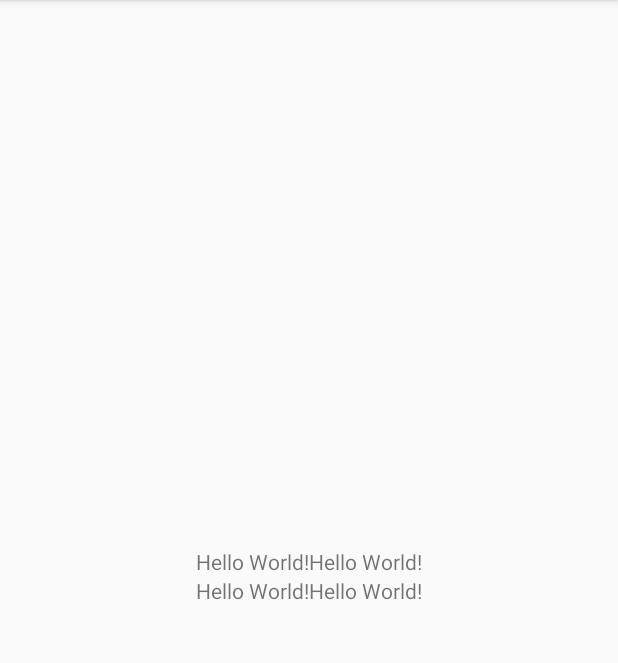
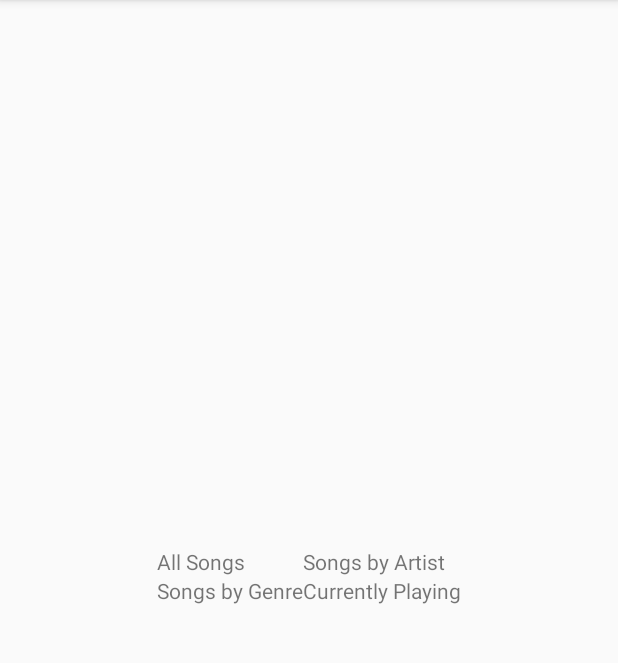
Before and after one commit to Shaddyjr/GenericMusicApp, an Android app: the screen it shows after launch (MainActivity), on a phone screen of 412 x 824 dp, the part 84-747 px from its top. Run offline under Robolectric (Android 15) with nearby library versions, the phone set to English and light mode, and no system bars.

Commit message:
adding onclicklisteners

```diff
--- a/app/build.gradle
+++ b/app/build.gradle
@@ -22,7 +22,6 @@ dependencies {
     implementation fileTree(include: ['*.jar'], dir: 'libs')
     implementation 'com.android.support:appcompat-v7:27.1.1'
     implementation 'com.android.support.constraint:constraint-layout:1.1.0'
-    implementation 'com.android.support:recyclerview-v7:27.1.1'
     testImplementation 'junit:junit:4.12'
     androidTestImplementation 'com.android.support.test:runner:1.0.2'
     androidTestImplementation 'com.android.support.test.espresso:espresso-core:3.0.2'
--- a/app/src/main/java/com/example/asc_guest/genericmusicapp/MainActivity.java
+++ b/app/src/main/java/com/example/asc_guest/genericmusicapp/MainActivity.java
@@ -1,18 +1,56 @@
 package com.example.asc_guest.genericmusicapp;
 
+import android.content.Intent;
 import android.support.v7.app.AppCompatActivity;
 import android.os.Bundle;
 import android.util.Log;
+import android.view.View;
+import android.widget.TextView;
 
 public class MainActivity extends AppCompatActivity {
 
-    MusicPlayer mMusicPlayer;
+    TextView
+            mAllSongsTextView,
+            mByArtistTextView,
+            mByGenreTextView,
+            mRandomSongTextView;
+
     @Override
     protected void onCreate(Bundle savedInstanceState) {
         super.onCreate(savedInstanceState);
         setContentView(R.layout.activity_main);
 
-        mMusicPlayer = new MusicPlayer();
+        mAllSongsTextView   = findViewById(R.id.allSongs);
+        mByArtistTextView   = findViewById(R.id.byArtist);
+        mByGenreTextView    = findViewById(R.id.byGenre);
+        mRandomSongTextView = findViewById(R.id.randomSong);
 
+        mAllSongsTextView.setOnClickListener(new View.OnClickListener(){
+            @Override
+            public void onClick(View v){
+                startActivity(new Intent(MainActivity.this, AllSongsActivity.class));
+            }
+        });
+
+        mByArtistTextView.setOnClickListener(new View.OnClickListener(){
+            @Override
+            public void onClick(View v){
+                startActivity(new Intent(MainActivity.this, ArtistActivity.class));
+            }
+        });
+
+        mByGenreTextView.setOnClickListener(new View.OnClickListener(){
+            @Override
+            public void onClick(View v){
+                startActivity(new Intent(MainActivity.this, GenreActivity.class));
+            }
+        });
+
+        mRandomSongTextView.setOnClickListener(new View.OnClickListener(){
+            @Override
+            public void onClick(View v){
+                startActivity(new Intent(MainActivity.this, PlayingSongActivity.class));
+            }
+        });
     }
 }
--- a/app/src/main/java/com/example/asc_guest/genericmusicapp/MusicPlayer.java
+++ b/app/src/main/java/com/example/asc_guest/genericmusicapp/MusicPlayer.java
@@ -483,211 +483,6 @@ public class MusicPlayer {
         new Song("Boots Randolph",150.20363,"instrumental rock","Lonely Street");
         new Song("Jackson United",204.93016,"surf music","Undertow");
         new Song("The Cosmosamatics",515.97016,"free jazz",",12 Seasons of Love");
-        new Song("Bobbie Gentry",177.57995,"country blues","Courtyard");
-        new Song("Creedence Clearwater Revived",257.59302,"country rock","Have You Ever Seen The Rain");
-        new Song("The Johnny Otis Orchestra",182.15138,"jump blues","Cry Baby");
-        new Song("B.A.D.",102.03383,"dance rock","Interlude");
-        new Song("Luar Na Lubre",251.81995,"freestyle","Terra");
-        new Song("Circular",59.89832,"chill-out","Mother");
-        new Song("Fruko Y Sus Tesos",261.90322,"salsa","A La Memoria Del Muerto");
-        new Song("The Bucketheads",365.71383,"vocal house","Sayin' Dope");
-        new Song("The Police",216.42404,"new wave","When The World Is Running Down_ You Make The Best Of What's Still Around");
-        new Song("Kinky",101.14567,"alternative dance","My Bonnie Lies Over the Ocean");
-        new Song("The Real Kids",222.11873,"power pop","Now You Know");
-        new Song("Eddie Boyd",203.36281,"chicago blues","I'm Sitting Here Waiting");
-        new Song("Tha Chamba",281.75628,"rap","Korrupted - Remix");
-        new Song("Jack Orsen & Taktlo$$",200.51546,"hip hop","Sex Objekt");
-        new Song("Olov Johansson_ Catriona Mckay",469.68118,"world music","Rain / Ekoln");
-        new Song("Shriekback",113.60608,"alternative dance","Reason With The Beast");
-        new Song("Hatebreed",136.95955,"hardcore punk","As Diehard As They Come (Album Version)");
-        new Song("John Frizzell",133.19791,"soundtrack","No Unexpected Guests");
-        new Song("Sister Hazel",195.36934,"post-grunge","Walls And Cannonballs (Album)");
-        new Song("J.J. Cale",202.94485,"blues-rock","Trouble In The City");
-        new Song("Precious Bryant",193.72363,"blues","Dark Angel");
-        new Song("Kings Of Leon",466.65098,"southern rock","Knocked Up");
-        new Song("Selena",388.51873,"tejano","Ven Conmigo/Perdoname (Live)");
-        new Song("Brooke Valentine",261.53751,"crunk","Taste Of Dis (Explicit Version)");
-        new Song("Krystof",262.55628,"soft rock","Prvni vesela");
-        new Song("Claire Hamill",205.42649,"new age","If You'd Only Talk To Me (Bonus Track)");
-        new Song("Los Originales De San Juan",263.6273,"mariachi","Librado Maldonado");
-        new Song("Black Flag",1030.19057,"hardcore punk","Crass Commercialism");
-        new Song("Barbarito Diez",183.43138,"charanga","Flores Negras");
-        new Song("Aaron Watson",217.39057,"honky tonk","Rollercoaster Ride");
-        new Song("Mary Black",293.92934,"country rock","Turning Away");
-        new Song("Satan's Host",332.7473,"heavy metal","Metal from Hell...22nd Century");
-        new Song("The Impressions",159.29424,"chicago soul","The Girl I Find (LP Version)");
-        new Song("Owl City",187.6371,"synthpop","Panda Bear");
-        new Song("Bobby Bland",181.49832,"soul blues","Drifting From Town To Town");
-        new Song("Headliners",169.56036,"hard house","Negativ Song");
-        new Song("Jane Winther",145.68444,"meditation","The Lords Prayer");
-        new Song("The Rascals",223.89506,"blue-eyed soul","Nubia (LP Version)");
-        new Song("Blind Blake",186.90567,"country blues","Blake's Worried Blues");
-        new Song("Emilia",174.81098,"europop","You're My World");
-        new Song("CA3mplices",307.56526,"pop rock","Ojos Gitanos");
-        new Song("Emilio",165.22404,"tejano","Mira Nina");
-        new Song("Nana Caymmi",216.86812,"brazilian pop music","Solamente Una Vez");
-        new Song("Kasia Stankiewicz",304.06485,"chill-out","Zolte Slonie");
-        new Song("Turisas",146.59873,"viking metal","Sahti Waari");
-        new Song("ChA(c)co Feliciano And Joe King",273.65832,"salsa","Nina Nina");
-        new Song("Cache Cache",245.49832,"big beat","Only Do for Love");
-        new Song("David Hudson",320.91383,"pop rock","Arrival");
-        new Song("David Summers",321.33179,"pop","Las Murallas De JericA3,");
-        new Song("Rummage",178.12853,"polka","Megatrend");
-        new Song("Adr Lavey",194.45506,"gangster rap","In The Name of the Father");
-        new Song("Bill Boyd's Cowboy Ramblers",203.75465,"western swing","I Can't Tame Wild Women");
-        new Song("Canis Dirus",722.20689,"black metal","A Somber Wind from a Distant Shore (Album)");
-        new Song("Vickie Winans",358.71302,"ccm","Little Timmy");
-        new Song("Justin",149.49832,"future jazz","Erica");
-        new Song("La Portuaria",132.25751,"disco","Marcando El Ritmo Al Caminar");
-        new Song("Antonis Remos",140.64281,"pop folk","To Agalma");
-        new Song("Percy Faith And His Orchestra",152.13669,"orchestra","Damisela Encantadora");
-        new Song("Stars Like Fleas",264.51546,"glitch","You Are My Memoir");
-        new Song("Gaetano Donizetti",206.68036,"bel canto","Donizetti: Roberto Devereux: L'ore trascorrono...");
-        new Song("Shakira",148.1922,"dance pop","Pienso En Ti");
-        new Song("Maysa",230.3473,"brazilian pop music","This Time I'll Be Sweeter");
-        new Song("Little Freddie King",443.55873,"new orleans blues","Bus Station Blues (Live)");
-        new Song("Ms. Dynamite",286.32771,"grime","Mr. Prime Minister");
-        new Song("Andy Russell",156.94322,"world","I Love You And You Love Me");
-        new Song("Blink-182,",225.12281,"power pop","A New Hope");
-        new Song("Selena",329.58649,"tejano","Como La Flor (2005 Re-mastering) (Live)");
-        new Song("Kali",349.83138,"hip hop","Ponto");
-        new Song("Vickie Winans",287.03302,"ccm","Great Is Thy Faithfulness");
-        new Song("John Brown",151.27465,"hard trance","Party In The Burbs");
-        new Song("Abysmal Dawn",250.3571,"blackened death metal","Compulsory Resurrection");
-        new Song("Chaotica",243.25179,"industrial rock","Lobotomy");
-        new Song("Lara & The Gumbo Lickers",232.85506,"visual kei","The tears I cried");
-        new Song("Elvin Bishop",254.56281,"blues-rock","Party Til The Cows Come Home");
-        new Song("Gordon Jenkins",190.48444,"orchestra","Don't Cry_ Joe");
-        new Song("1. Futurologischer Congress",107.49342,"kraut rock","La Excursion");
-        new Song("Asleep At The Wheel",251.37587,"western swing","Big Balls And Cow Town");
-        new Song("Neil Innes",190.74567,"pop rock","Lie Down And Be Counted (2007 Digital Remaster)");
-        new Song("Marcus Miller",409.05098,"jazz funk","Your Amazing Grace (feat. Raul MidA3n)");
-        new Song("Siouxsie",234.55302,"dark wave","Into A Swan");
-        new Song("Claire Hamill",123.71546,"new age","To The Stars");
-        new Song("Alan Silvestri",504.05832,"country rock","The Joes Mobilize");
-        new Song("Sunnyland Slim",147.77424,"piano blues","I Got To Quit My Baby");
-        new Song("Byther Smith",269.7922,"chicago blues","So Unhappy");
-        new Song("Dusminguet",199.13098,"rumba","San Cristobal");
-        new Song("Rudolph Valentino",184.73751,"ballad","Kashmiri Love Song");
-        new Song("Sylvia Patricia",259.34322,"bossa nova","Marca de Amor NAPSo Sai");
-        new Song("Zeromancer",362.31791,"industrial rock","Ammonite");
-        new Song("Regina Belle",274.80771,"vocal jazz","If I Ruled The World");
-        new Song("Two Man Advantage",50.83383,"thrash core","The Sweep");
-        new Song("Green Day",340.79302,"alternative rock","Wake Me Up When September Ends (Live at Foxboro_ MA 9/3/05)");
-        new Song("Ayo",229.25016,"neo soul","I Love You");
-        new Song("Donny Hathaway",231.18322,"jazz funk","This Christmas (LP Version)");
-        new Song("Chico",332.01587,"dirty south rap","Curvy Cola Bottle Body");
-        new Song("KALIMBA",352.67873,"death core","VolcA!n");
-        new Song("SKOLD vs. KMFDM",327.88853,"heavy metal","Alkohol");
-        new Song("Architecture In Helsinki",345.75628,"twee pop","Heart it Races (Frank Tetaz Remix)");
-        new Song("Wailing Souls",214.38649,"roots reggae","Very Well");
-        new Song("Kitaro",81.50159,"chill-out","Village Attack/ The Arrest");
-        new Song("Alice In Chains",256.522,"grunge","Lesson Learned");
-        new Song("Bobby Darin",163.52608,"brill building pop","(I Heard That) Lonesome Whistle");
-        new Song("Ini Kamoze",248.92036,"dancehall","Here Comes The Hotstepper");
-        new Song("9th Wonder featuring Defcon_ Phonte",289.54077,"hip hop","Almost Genuine");
-        new Song("The Real Kids",148.06159,"power pop","Can't Shake That Girl");
-        new Song("Ill Nino",180.50567,"alternative metal","What You Deserve (Album Version)");
-        new Song("De La Ghetto",280.45016,"reggaeton","Es dificil");
-        new Song("Baroness",270.52363,"sludge metal","The Sweetest Curse");
-        new Song("DMX / Eve / Jadakiss",265.22077,"hip hop","We're Back");
-        new Song("Melt Banana",51.61751,"noise rock","Talk Like POP");
-        new Song("M.I.K.E.",514.7424,"progressive trance","Fuego Caliente");
-        new Song("Willie Rosario",281.41669,"salsa","Un Tipo Como Yo");
-        new Song("Jude Taylor & His Burning Flames",260.46649,"zydeco","The Thrill Is Gone");
-        new Song("Placebo",246.96118,"british pop","Slave To The Wage");
-        new Song("Metallica",252.3424,"speed metal","Hit The Lights");
-        new Song("Sui Generis",234.52689,"cumbia","Cancion Para Mi Muerte");
-        new Song("The Red Telephone",273.55383,"power pop","Have You Seen Her");
-        new Song("T-Bone",229.09342,"ccm","Don't Tell Me");
-        new Song("Bill Douglas",331.07546,"chamber jazz","Karuna");
-        new Song("DJ Spinn featuring Traxman",195.49995,"chicago house","Lil Mama Getdown");
-        new Song("The Radio Dept.",256.02567,"shoegaze","Closing Scene");
-        new Song("MAPtley CrA1/4e",254.01424,"heavy metal","Get It For Free");
-        new Song("Shy FX & T Power",380.44689,"uk garage","Feelings");
-        new Song("Becky Baeling",247.66649,"dance pop","If You Love Me");
-        new Song("Keb' Mo'",190.56281,"blues","Still There For Me");
-        new Song("UKW",266.762,"neue deutsche welle","Allein");
-        new Song("THE CHIFFONS",166.922,"doo-wop","Doctor Of Hearts (Album Version)");
-        new Song("S. Solis y Orquesta",182.20363,"musette","La Vida En Rosa");
-        new Song("Commander Cody And His Lost Planet Airmen",188.70812,"country rock","Crying Time");
-        new Song("Commissioned",342.83057,"ccm","You Can Always Come Home");
-        new Song("Dee Clark",141.19138,"doo-wop","Little Bitty Pretty One");
-        new Song("Cauterize",240.43057,"pop punk","Shooting Stars");
-        new Song("Laurie Berkner",233.45587,"death core","The Cookie Bakers of the Night");
-        new Song("DJ Slugo",199.20934,"bass music","Whip It");
-        new Song("Joi",333.24363,"breakbeat","The Blessing");
-        new Song("Simon & Garfunkel",194.35057,"folk-pop","Citizen Of The Planet");
-        new Song("Beenie Man Featuring Wyclef And Redman",228.04853,"dancehall","Love Me Now (Rockwilder Remix) (Feat. Wyclef And Redman)");
-        new Song("Robben Ford",298.37016,"blues-rock","Something For The Pain");
-        new Song("Greater Vision",223.76444,"ccm","Everyone_ Everywhere_ Everytime");
-        new Song("Anti-Flag",359.6273,"oi","This Is NOT a Crass Song");
-        new Song("Joe Lynn Turner",247.7971,"hard rock","Soul Searcher");
-        new Song("Rickie Lee Jones",221.12608,"folk rock","Skeletons (Live Acoustic Version)");
-        new Song("Hysterie",389.642,"tech house","Imagination");
-        new Song("Aesop Rock",234.52689,"underground rap","Flashflood");
-        new Song("Bobby Vee",227.05587,"brill building pop","What To Do Crying Waiting Hoping Learning The Game");
-        new Song("Alfredo GutiA(c)rrez",130.16771,"louisiana blues","El niA+-o de la calle");
-        new Song("Shelby Lynne",290.97751,"country rock","Old Times Sake");
-        new Song("Tora Tora",229.8771,"glam metal","Wasted Love");
-        new Song("Franz Ferdinand",195.13424,"art rock","Eleanor Put Your Boots On");
-        new Song("Hot Chip",181.02812,"dance rock","Ass Attack (Four Tet Remix)");
-        new Song("Gal Costa",193.35791,"brazilian pop music","Canta Brasil");
-        new Song("Kathy Mattea",44.64281,"bluegrass","Sally In the Garden");
-        new Song("James Taylor",324.85832,"folk-pop","Steamroller Blues");
-        new Song("Der Moderne Man",183.30077,"new wave","Heute");
-        new Song("Jeff Beck",286.27546,"blues-rock","A Day In The Life (Album Version)");
-        new Song("Taboo",301.71383,"new beat","Sous la Tour Eiffel");
-        new Song("BigElf",298.13506,"stoner rock","Falling Bombs");
-        new Song("Tanto Metro & Devonte",207.56853,"dancehall","Sometimes");
-        new Song("Ray Kane",107.7024,"island music","Wa'ahila (Instrumental - Bonus Track)");
-        new Song("Ashes to Ashes",254.32771,"avantgarde metal","Drive In Saturday - (Tribute to David Bowie)");
-        new Song("Kelly Clarkson",230.63465,"teen pop","My Life Would Suck Without You");
-        new Song("Fudge Tunnel",124.94322,"sludge metal","Bed Crumbs");
-        new Song("Edgar Bori",264.61995,"los angeles","J'l'ai pas dit");
-        new Song("Jimmy Witherspoon",147.69587,"jazz blues","I'm Just Wonderin' Part 2,");
-        new Song("Eliane Elias",326.42567,"brazilian jazz","No More Blues (Chega de Saudade)");
-        new Song("Dave Eggar",225.04444,"new age","Wave");
-        new Song("Donnie Brooks",174.34077,"oldies","What'd I Say");
-        new Song("2raumwohnung",357.85098,"tech house","Ja (Hanno's Poppersmonstermix)");
-        new Song("SOJA",235.17995,"roots reggae","Time to come true");
-        new Song("Dinosaur Jr.",271.12444,"indie rock","Whatever's Cool With Me (LP Version)");
-        new Song("Ulytau",233.76934,"folk metal","Winter (Four Seasons)");
-        new Song("The Nelons",200.202,"ccm","Hallelujah");
-        new Song("The Exies",201.87383,"post-grunge","Creeper Kamikaze");
-        new Song("Babylon Disco",208.90077,"breakcore","Error");
-        new Song("Kaija Koo",227.36934,"humppa","Seuraavassa elA$?mA$?ssA$?");
-        new Song("Gus Viseur",180.00934,"gypsy jazz","Fausse monnaie");
-        new Song("Dino",245.39383,"ccm","Chariots Of Fire");
-        new Song("GG Allin",121.70404,"shock rock","I Live to Be Hated");
-        new Song("Zimbabwe Legit",235.91138,"hip hop","Siyabonga (Unreleased Bonus Track)");
-        new Song("Spinal Tap",235.41506,"parody","The Majesty Of Rock");
-        new Song("Der Moderne Man",159.55546,"new wave","Blaue Matrosen (live)");
-        new Song("Buzzcocks",219.19302,"new wave","Strange Thing");
-        new Song("Stanley Clarke",282.69669,"jazz funk","Journey To Love");
-        new Song("La Portuaria",148.00934,"disco","Alguna Vez");
-        new Song("Hemdale",107.57179,"grindcore","Rotting Fumes");
-        new Song("Jesse Malin and The St. Marks Social",243.722,"urban folk","Revelations");
-        new Song("3 Doors Down",230.42567,"post-grunge","It's Not Me");
-        new Song("Ma Rainey",188.94322,"classic female blues","Ma Rainey's Black Bottom");
-        new Song("Zombie Girl",260.54485,"electro","I Want It");
-        new Song("Daniel Johnston",311.53587,"power pop","Story Of An Artist (Don't Be Scared)");
-        new Song("Niraj Chag",262.5824,"trip hop","Sajana (Ft Faheem Mazhar)");
-        new Song("JoAPSo Gilberto",197.19791,"brazilian jazz","Segredo");
-        new Song("Bone Thugs-N-Harmony",255.73832,"gangster rap","Murder One");
-        new Song("Ultraviolence",367.41179,"gabba","I Destructor (Lenny Dee Mix)");
-        new Song("Los Chichos",191.68608,"flamenco","No Quieras Marcharte");
-        new Song("Christian McBride",692.06159,"jazz funk","D Shuffle Jam (Part 2)");
-        new Song("Jim Kweskin",208.90077,"ragtime","When I Was A Cowboy (Western Plains) (LP Version)");
-        new Song("Utopia",239.59465,"new beat","On My Feet Again");
-        new Song("Foxy Brown",222.92853,"hip hop","If I...");
-        new Song("Muse",156.96934,"art rock","Bedroom Acoustics");
-        new Song("String Trio Of New York",392.4371,"chamber jazz","Ju Ju");
-        new Song("Enthroned",89.15546,"black metal","Ad Te Clamamus Exsvles Mortva Liberi");
-        new Song("Mastodon",280.21506,"alternative metal","Deep Sea Creature");
-        new Song("RamA3n Vargas;Vladimir Jurowski",278.38649,"opera","Werther - Lyric Drama in four Acts/Act I/Alors_ c'est bien ici la maison du bailli?");
-        new Song("Portable",362.60526,"post-grunge","Theresa");
-        new Song("Hank Locklin",146.83383,"honky tonk","Danny Boy");
         new Song("Lili Ivanova",253.70077,"pop folk","Pak shte te obicham");
         new Song("Wailing Souls",204.85179,"roots reggae","Old Broom");
         new Song("Furry Lewis",171.49342,"country blues","Good Looking Girl Blues");
--- a/app/src/main/res/layout/activity_main.xml
+++ b/app/src/main/res/layout/activity_main.xml
@@ -1,6 +1,6 @@
 <?xml version="1.0" encoding="utf-8"?>
-<GridLayout xmlns:android="http://schemas.android.com/apk/res/android"
-    xmlns:app="http://schemas.android.com/apk/res-auto"
+<GridLayout
+    xmlns:android="http://schemas.android.com/apk/res/android"
     xmlns:tools="http://schemas.android.com/tools"
     android:layout_width="wrap_content"
     android:layout_height="wrap_content"
@@ -10,40 +10,31 @@
     tools:context=".MainActivity">
 
     <TextView
-
+        android:id="@+id/allSongs"
         android:layout_width="wrap_content"
         android:layout_height="wrap_content"
-        android:text="Hello World!"
-        app:layout_constraintBottom_toBottomOf="parent"
-        app:layout_constraintLeft_toLeftOf="parent"
-        app:layout_constraintRight_toRightOf="parent"
-        app:layout_constraintTop_toTopOf="parent" />
+        android:text="@string/allSongsActivity"
+         />
 
     <TextView
+        android:id="@+id/byArtist"
         android:layout_width="wrap_content"
         android:layout_height="wrap_content"
-        android:text="Hello World!"
-        app:layout_constraintBottom_toBottomOf="parent"
-        app:layout_constraintLeft_toLeftOf="parent"
-        app:layout_constraintRight_toRightOf="parent"
-        app:layout_constraintTop_toTopOf="parent" />
+        android:text="@string/artistActivity_name"
+        />
 
     <TextView
+        android:id="@+id/byGenre"
         android:layout_width="wrap_content"
         android:layout_height="wrap_content"
-        android:text="Hello World!"
-        app:layout_constraintBottom_toBottomOf="parent"
-        app:layout_constraintLeft_toLeftOf="parent"
-        app:layout_constraintRight_toRightOf="parent"
-        app:layout_constraintTop_toTopOf="parent" />
+        android:text="@string/genreActivity_name"
+        />
 
     <TextView
+        android:id="@+id/randomSong"
         android:layout_width="wrap_content"
         android:layout_height="wrap_content"
-        android:text="Hello World!"
-        app:layout_constraintBottom_toBottomOf="parent"
-        app:layout_constraintLeft_toLeftOf="parent"
-        app:layout_constraintRight_toRightOf="parent"
-        app:layout_constraintTop_toTopOf="parent" />
+        android:text="@string/playingSongActivity_name"
+        />
 
 </GridLayout>
--- a/app/src/main/res/layout/activity_playing_song.xml
+++ b/app/src/main/res/layout/activity_playing_song.xml
@@ -1,6 +1,6 @@
 <?xml version="1.0" encoding="utf-8"?>
-<android.support.constraint.ConstraintLayout xmlns:android="http://schemas.android.com/apk/res/android"
-    xmlns:app="http://schemas.android.com/apk/res-auto"
+<android.support.constraint.ConstraintLayout
+    xmlns:android="http://schemas.android.com/apk/res/android"
     xmlns:tools="http://schemas.android.com/tools"
     android:layout_width="match_parent"
     android:layout_height="match_parent"
--- a/app/src/main/res/values/strings.xml
+++ b/app/src/main/res/values/strings.xml
@@ -4,4 +4,10 @@
     <string name="genreActivity_name">Songs by Genre</string>
     <string name="playingSongActivity_name">Currently Playing</string>
     <string name="allSongsActivity">All Songs</string>
+
+    <string name="songArtist">Artist: %1$s</string>
+
+    <string name="songGenre">Genre: %1$s</string>
+
+    <string name="playButton">Play</string>
 </resources>
--- a/app/src/main/res/values/styles.xml
+++ b/app/src/main/res/values/styles.xml
@@ -48,6 +48,7 @@
     <style name="songPlayButton">
         <item name="android:layout_width">match_parent</item>
         <item name="android:layout_height">wrap_content</item>
+        <item name="android:text">@string/playButton</item>
     </style>
     <!--End of single song-->
 
@@ -59,6 +60,7 @@
         <item name="android:paddingRight">16dp</item>
         <item name="android:paddingTop">8dp</item>
         <item name="android:paddingBottom">8dp</item>
+        <item name="android:orientation">vertical</item>
     </style>
     <!--End of activities-->
 </resources>
```
Also changed, not shown: app/src/main/java/com/example/asc_guest/genericmusicapp/AllSongsActivity.java (+11 -0 lines), app/src/main/java/com/example/asc_guest/genericmusicapp/ArtistActivity.java (+10 -0 lines), app/src/main/java/com/example/asc_guest/genericmusicapp/ArtistAdapter.java (added, +43 -0 lines), app/src/main/java/com/example/asc_guest/genericmusicapp/GenreActivity.java (+10 -0 lines), app/src/main/java/com/example/asc_guest/genericmusicapp/GenreAdapter.java (added, +42 -0 lines), app/src/main/java/com/example/asc_guest/genericmusicapp/Song.java (+5 -4 lines), app/src/main/java/com/example/asc_guest/genericmusicapp/SongAdapter.java (added, +60 -0 lines), app/src/main/res/layout/activity_all_songs.xml (+4 -3 lines), app/src/main/res/layout/activity_artist_and_genre.xml (+4 -3 lines), app/src/main/res/layout/artist_or_genre.xml (+16 -3 lines), app/src/main/res/layout/single_song.xml (+6 -2 lines), app/src/main/res/values/colors.xml (+24 -0 lines).
